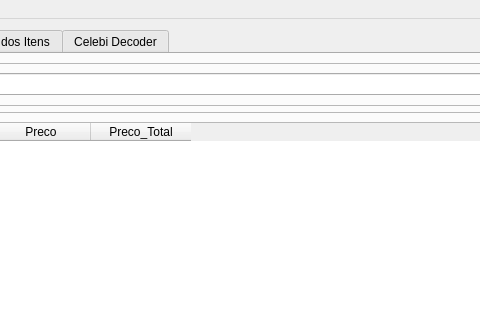
Before: the Qt Designer form main.ui in Kaaize/PokeXRocket, drawn with Qt 5; both pictures show x 240 to 720 and y 0 to 320 of the 1069 by 728 pixel window.
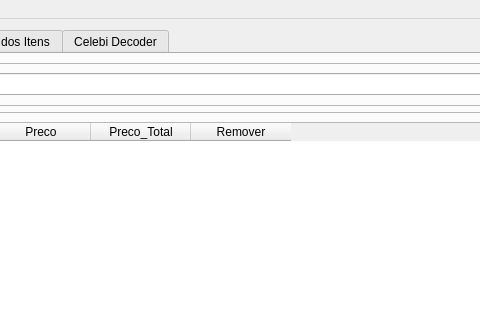
After: the same form once the commit is applied. The open tabs and pages were chosen to show the change. Icons and pictures are not drawn.

Patch:
```diff
--- a/main.ui
+++ b/main.ui
@@ -894,6 +894,11 @@
                <string>Preco_Total</string>
               </property>
              </column>
+             <column>
+              <property name="text">
+               <string>Remover</string>
+              </property>
+             </column>
             </widget>
            </item>
           </layout>
```
Left out of the diff: 17 changed lines with no effect on the pictures.
